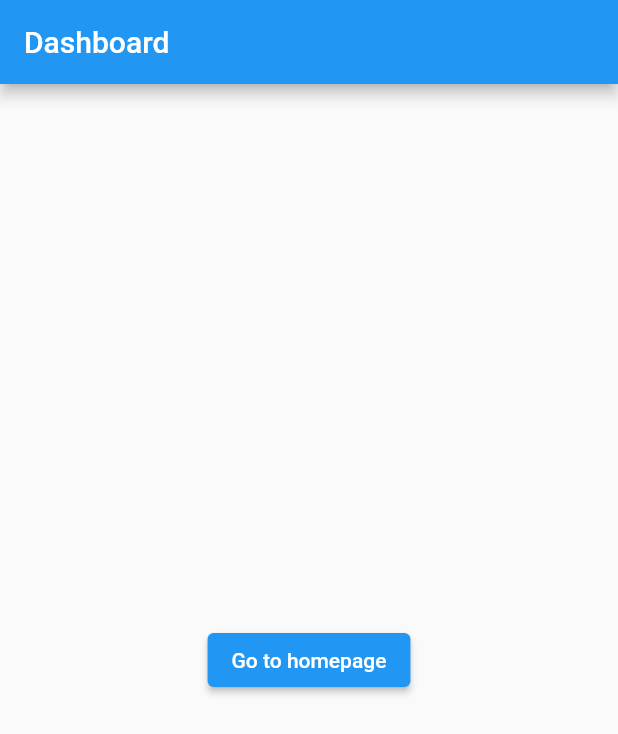
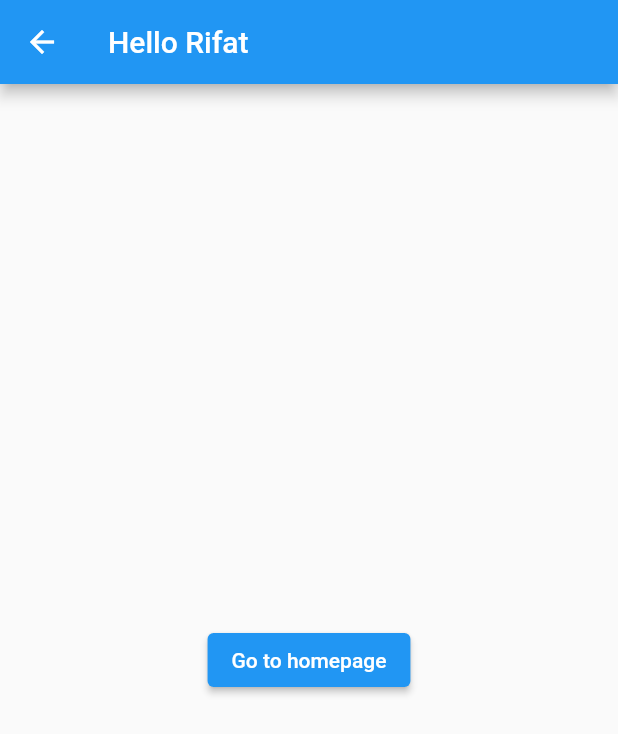
Before and after one commit to rajoanrahman100/flutter_go_router, a Flutter app: the HomePage screen opened by its route, after a tap on "Go to dashboard", on a phone screen of 412 x 824 dp. Shown: the top 734 px of the screen. Run offline on Flutter 3.47's test engine with Material 2 defaults, Android fonts, the phone set to English and light mode, and no system bars; our stand-ins replace go_router.

Commit message:
named go router

```diff
--- a/lib/dashboard.dart
+++ b/lib/dashboard.dart
@@ -2,13 +2,17 @@ import 'package:flutter/material.dart';
 import 'package:go_router/go_router.dart';
 
 class DashBoard extends StatelessWidget {
-  const DashBoard({Key? key}) : super(key: key);
+
+
+   String? name;
+
+   DashBoard({this.name});
 
   @override
   Widget build(BuildContext context) {
     return Scaffold(
       appBar: AppBar(
-        title: const Text("Dashboard"),
+        title: Text("$name"),
 
       ),
       body: SizedBox(
--- a/lib/home_page.dart
+++ b/lib/home_page.dart
@@ -1,4 +1,5 @@
 import 'package:flutter/material.dart';
+import 'package:flutter_go_router/route_name.dart';
 import 'package:go_router/go_router.dart';
 
 class HomePage extends StatelessWidget {
@@ -14,10 +15,21 @@ class HomePage extends StatelessWidget {
         height: MediaQuery.of(context).size.height,
         width: MediaQuery.of(context).size.width,
         child: Center(
-          child: ElevatedButton(onPressed: () {
-            GoRouter.of(context).go("/dashboard");
-            //context.go("/dashboard");//Shorter link
-          }, child: const Text("Go to dashboard")),
+          child: Column(
+            children: [
+              ElevatedButton(onPressed: () {
+                String name="Hello Rifat";
+                GoRouter.of(context).goNamed(RouteName.dashBoard,params: {"name":name});
+
+              }, child: const Text("Go to dashboard")),
+
+              ElevatedButton(onPressed: () {
+                String name="Hello Rifat";
+                GoRouter.of(context).goNamed(RouteName.settings);
+                //context.go("/dashboard");//Shorter link
+              }, child: const Text("Go to settings")),
+            ],
+          ),
         ),
       ),
     );
--- a/lib/main.dart
+++ b/lib/main.dart
@@ -1,6 +1,7 @@
 import 'package:flutter/material.dart';
 import 'package:flutter_go_router/dashboard.dart';
 import 'package:flutter_go_router/home_page.dart';
+import 'package:flutter_go_router/route_name.dart';
 import 'package:flutter_go_router/settings_page.dart';
 import 'package:go_router/go_router.dart';
 
@@ -36,8 +37,16 @@ class MyApp extends StatelessWidget {
   final router = GoRouter(
       //initialLocation: "/settings", //This route will initialise first in "initialLocation"
       routes: [
-        GoRoute(path: "/", builder: ((context, state) => HomePage())), //Initial route
-        GoRoute(path: "/dashboard", builder: ((context, state) => DashBoard())),
-        GoRoute(path: "/settings", builder: ((context, state) => SettingsPage())),
+        GoRoute(path: "/", builder: ((context, state) => HomePage()), routes: [
+          GoRoute(
+            name: RouteName.dashBoard,
+              path: "dashboard/:name",
+              builder: ((context, state) => DashBoard(
+                    name: state.params["name"], //Passing parameter
+                  ))),
+          GoRoute(name: RouteName.settings,path: "settings", builder: ((context, state) => SettingsPage(
+
+          ))),
+        ]), //Initial route
       ]);
 }
--- /dev/null
+++ b/lib/route_name.dart
@@ -0,0 +1,4 @@
+class RouteName{
+  static const dashBoard="dashboard";
+  static const settings="settings";
+}
--- a/lib/settings_page.dart
+++ b/lib/settings_page.dart
@@ -1,7 +1,10 @@
 import 'package:flutter/material.dart';
+import 'package:flutter_go_router/user_model.dart';
 
 class SettingsPage extends StatelessWidget {
-  const SettingsPage({Key? key}) : super(key: key);
+  User? user;
+
+  SettingsPage({this.user});
 
   @override
   Widget build(BuildContext context) {
--- /dev/null
+++ b/lib/user_model.dart
@@ -0,0 +1,6 @@
+class User{
+  String? name="Rifat";
+  String? age="20";
+
+  User({this.name,this.age});
+}
```
